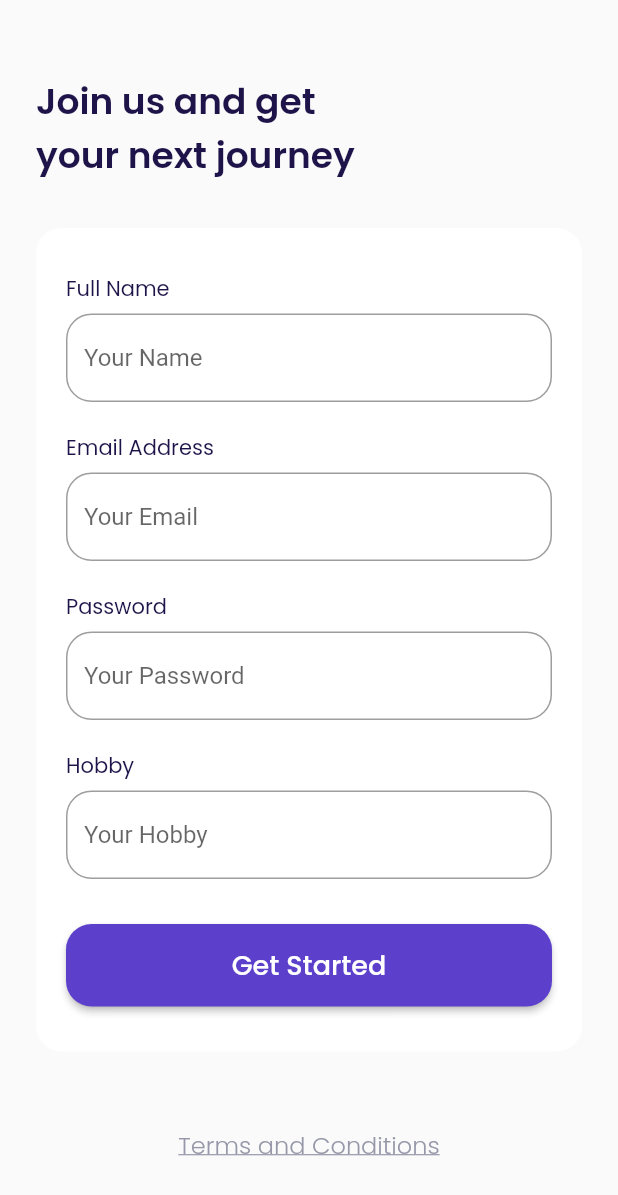
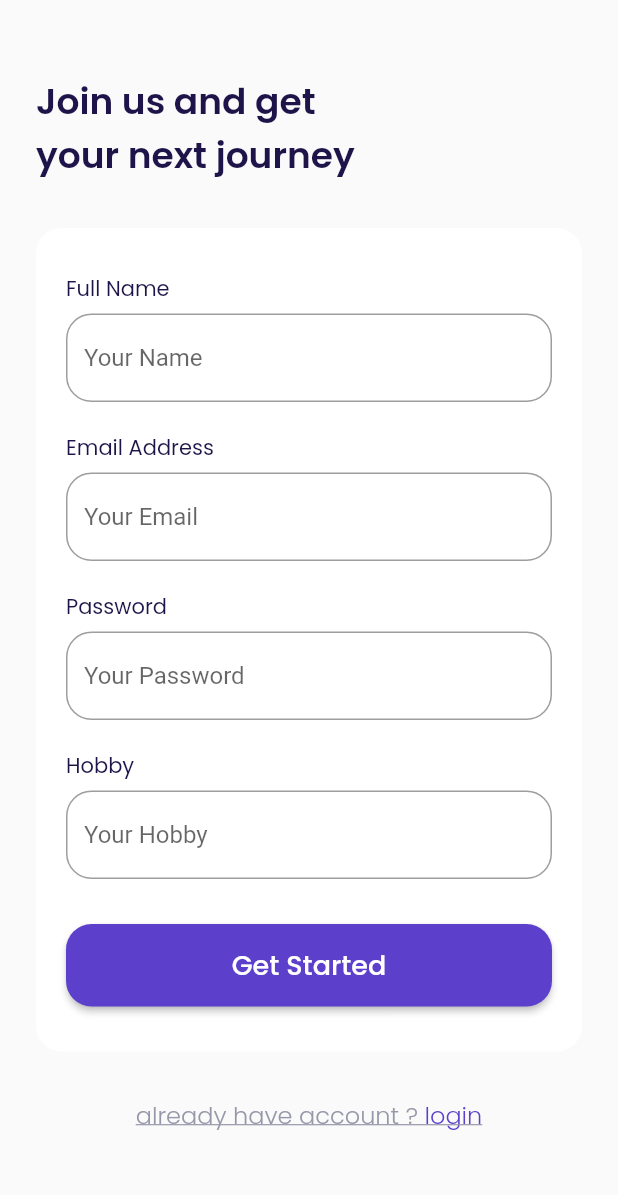
Before and after one commit to fahadhafizdev/plane_app, a Flutter app: the SignUpPage screen opened by its route, on a phone screen of 412 x 824 dp. Shown: the top 1195 px of the screen. Run offline on Flutter 3.47's test engine with Material 2 defaults, Android fonts, the phone set to English and light mode, and no system bars; our stand-ins replace bloc, cloud_firestore, equatable, firebase_auth, firebase_core, flutter_bloc and 1 more; accounts and stored records are empty.

Commit message:
login page slicing ui done

```diff
--- a/lib/ui/pages/sign_up_page.dart
+++ b/lib/ui/pages/sign_up_page.dart
@@ -126,15 +126,30 @@
     }
 
     Widget tachButton() {
-      return Container(
-        alignment: Alignment.center,
-        padding: EdgeInsets.only(bottom: 73, top: 50),
-        child: Text(
-          'Terms and Conditions',
-          style: greyTextStyle.copyWith(
-            fontSize: 16,
-            fontWeight: light,
-            decoration: TextDecoration.underline,
+      return GestureDetector(
+        onTap: () {
+          Navigator.pushNamed(context, '/sign-in');
+        },
+        child: Container(
+          alignment: Alignment.center,
+          padding: EdgeInsets.only(bottom: 73, top: 30),
+          child: Text.rich(
+            TextSpan(
+                text: 'already have account ?',
+                style: greyTextStyle.copyWith(
+                  fontSize: 16,
+                  fontWeight: light,
+                  decoration: TextDecoration.underline,
+                ),
+                children: [
+                  TextSpan(
+                    text: ' login',
+                    style: purpleTextStyle.copyWith(
+                      fontSize: 16,
+                      fontWeight: light,
+                    ),
+                  )
+                ]),
           ),
         ),
       );
```
Also changed, not shown: lib/ui/pages/sign_in_page.dart (+98 -1 lines).
